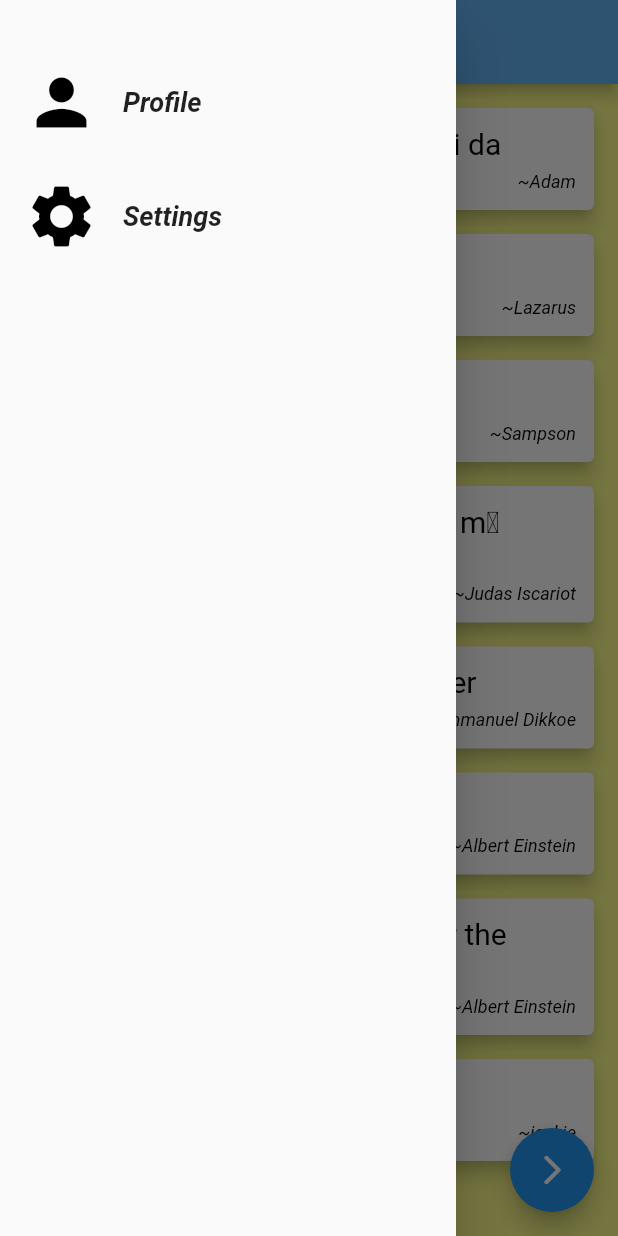
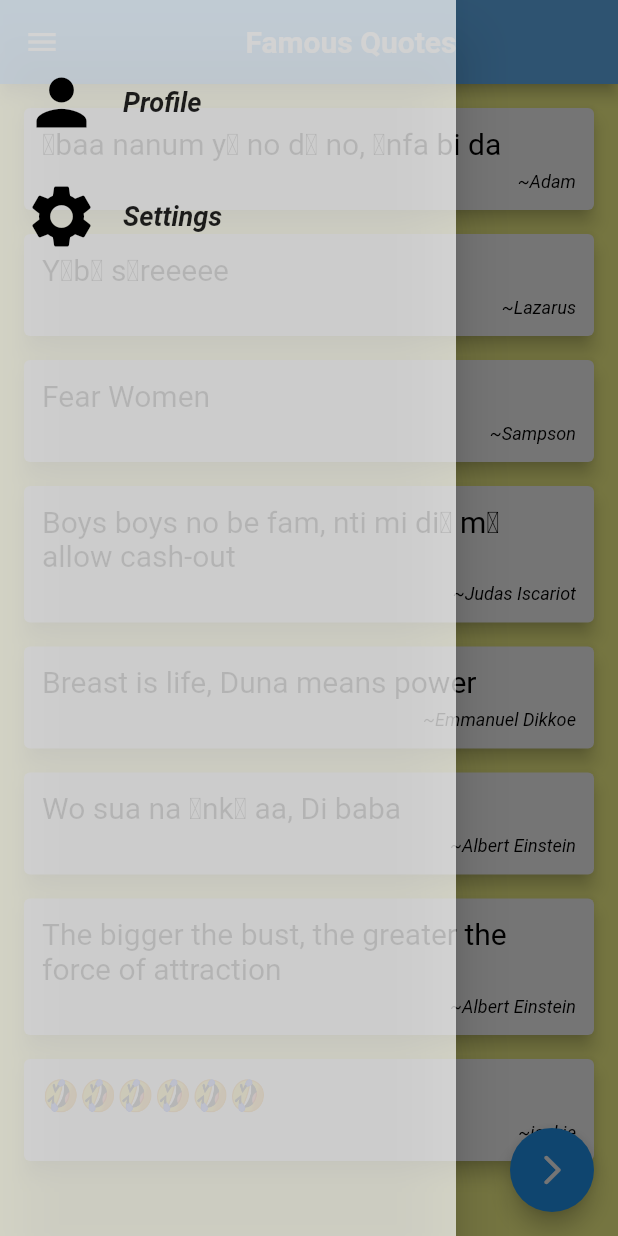
Before and after one commit to Aquarius-blake/level2, a Flutter app: the screen it shows after launch, with the side drawer open, on a phone screen of 412 x 824 dp. Run offline on Flutter 3.47's test engine with Material 2 defaults, Android fonts, the phone set to English and light mode, and no system bars.

```diff
--- a/lib/main.dart
+++ b/lib/main.dart
@@ -79,7 +79,7 @@ class _QuotesState extends State<Quotes> {
     return Scaffold(
       backgroundColor:Colors.yellowAccent[100] ,
       drawer: Drawer(
-        backgroundColor: Colors.yellowAccent[50],
+        backgroundColor: Colors.white70,
 
         child: Column(
           children: <Widget>[
```
